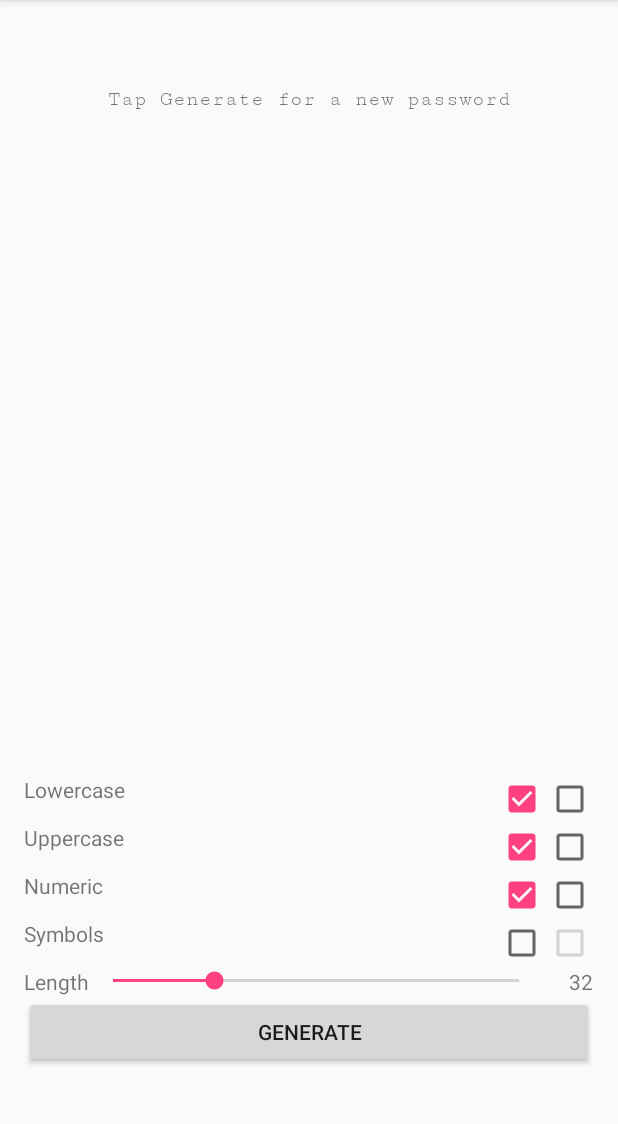
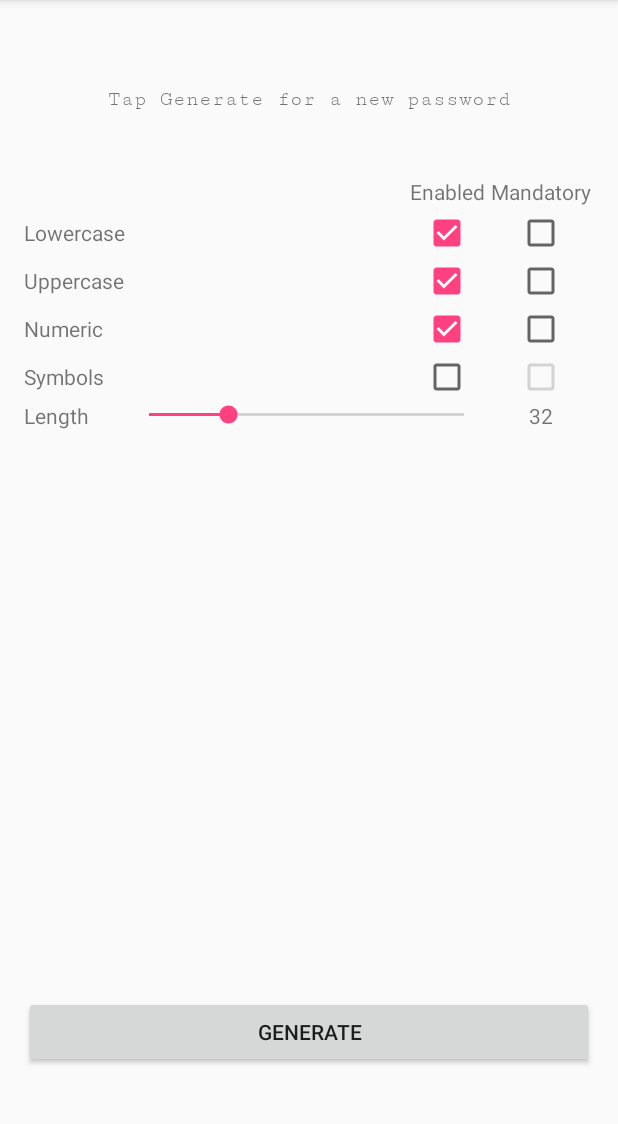
Before and after one commit to triarius/GenPass, an Android app: the screen it shows after launch (MainActivity), on a phone screen of 412 x 824 dp, the part 84-1208 px from its top. Run offline under Robolectric (Android 15) with nearby library versions, the phone set to English and light mode, and no system bars.

Commit message:
made pw options into a table, added headings

```diff
--- a/app/build.gradle
+++ b/app/build.gradle
@@ -2,7 +2,7 @@ apply plugin: 'com.android.application'
 
 android {
     compileSdkVersion 25
-    buildToolsVersion '25.0.1'
+    buildToolsVersion '25.0.2'
     defaultConfig {
         applicationId "com.example.narthana.genpass"
         minSdkVersion 19
--- a/app/src/main/res/layout/fragment_passphrase.xml
+++ b/app/src/main/res/layout/fragment_passphrase.xml
@@ -20,7 +20,7 @@
         android:layout_height="wrap_content"
         android:layout_above="@+id/password_spacer"/>
 
-    <View
+    <Space
         android:id="@id/password_spacer"
         android:layout_width="match_parent"
         android:layout_height="40dp"
--- a/app/src/main/res/layout/fragment_password.xml
+++ b/app/src/main/res/layout/fragment_password.xml
@@ -13,44 +13,128 @@
         android:fontFamily="serif-monospace"
         android:layout_alignParentTop="true"/>
 
-    <include
-        layout="@layout/password_charset"
-        android:layout_height="wrap_content"
+    <TableLayout
         android:layout_width="match_parent"
-        android:layout_above="@+id/password_length_slider_group"
-        android:layout_alignParentStart="true"/>
+        android:layout_height="match_parent"
+        android:stretchColumns="1"
+        android:layout_below="@id/password_textview">
 
-    <LinearLayout
-        android:id="@id/password_length_slider_group"
-        android:orientation="horizontal"
-        android:layout_width="match_parent"
-        android:layout_height="wrap_content"
-        android:layout_above="@+id/button_generate_password">
+        <TableRow>
+
+            <Space android:layout_span="2"/>
+
+            <TextView
+                android:text="@string/password_enabled"
+                android:layout_gravity="center_horizontal"
+                android:padding="2dp"/>
+
+            <TextView
+                android:text="@string/password_mandatory"
+                android:layout_gravity="center_horizontal"
+                android:padding="2dp"/>
+
+        </TableRow>
+
+        <TableRow>
+
+            <TextView
+                android:id="@+id/password_lower_label"
+                android:text="@string/password_lower"
+                android:layout_gravity="center_vertical"/>
+
+            <Space/>
+
+            <CheckBox
+                android:id="@+id/password_lower_enabled"
+                android:layout_gravity="center"/>
+
+            <CheckBox
+                android:id="@+id/password_lower_mandatory"
+                android:layout_gravity="center"/>
+
+        </TableRow>
+
+        <TableRow>
+
+            <TextView
+                android:id="@+id/password_upper_label"
+                android:text="@string/password_upper"
+                android:layout_gravity="center_vertical"/>
+
+            <Space/>
+
+            <CheckBox
+                android:id="@+id/password_upper_enabled"
+                android:layout_gravity="center"/>
+
+            <CheckBox
+                android:id="@+id/password_upper_mandatory"
+                android:layout_gravity="center"/>
+
+        </TableRow>
+
+        <TableRow>
+
+            <TextView
+                android:id="@+id/password_numeric_label"
+                android:text="@string/password_numeric"
+                android:layout_gravity="center_vertical"/>
+
+            <Space/>
+
+            <CheckBox
+                android:id="@+id/password_numeric_enabled"
+                android:layout_gravity="center"/>
+
+            <CheckBox
+                android:id="@+id/password_numeric_mandatory"
+                android:layout_gravity="center"/>
+
+        </TableRow>
+
+        <TableRow>
+
+            <TextView
+                android:id="@+id/password_symbols_label"
+                android:text="@string/password_symbols"
+                android:layout_gravity="center_vertical"/>
+
+            <Space/>
+
+            <CheckBox
+                android:id="@+id/password_symbols_enabled"
+                android:layout_gravity="center"/>
+
+            <CheckBox
+                android:id="@+id/password_symbols_mandatory"
+                android:layout_gravity="center"/>
+
+        </TableRow>
+
+        <TableRow>
 
             <TextView
                 android:id="@+id/password_length_label_textview"
                 android:text="@string/password_length"
-            android:layout_width="wrap_content"
-            android:layout_height="wrap_content"
                 android:gravity="start"/>
 
             <SeekBar
                 android:id="@+id/password_length_seekbar"
-            android:layout_width="0dp"
-            android:layout_height="wrap_content"
+                android:max="@integer/pref_max_password_length"
+                android:progress="@integer/pref_default_password_length"
                 android:layout_weight=".9"
-            android:max="@integer/pref_max_password_length"
-            android:progress="@integer/pref_default_password_length"/>
+                android:layout_span="2"/>
+
 
             <TextView
                 android:id="@+id/password_length_textview"
-            android:text=""
-            android:layout_width="0dp"
-            android:layout_height="wrap_content"
                 android:layout_weight=".1"
-            android:gravity="end"/>
+                android:layout_gravity="center"
+                android:gravity="center"/>
 
-    </LinearLayout>
+        </TableRow>
+
+    </TableLayout>
 
     <Button
         android:id="@+id/button_generate_password"
@@ -59,7 +143,7 @@
         android:layout_height="wrap_content"
         android:layout_above="@+id/password_spacer"/>
 
-    <View
+    <Space
         android:id="@id/password_spacer"
         android:layout_width="match_parent"
         android:layout_height="40dp"
--- a/app/src/main/res/layout/password_charset.xml
+++ /dev/null
@@ -1,105 +0,0 @@
-<?xml version="1.0" encoding="utf-8"?>
-
-<LinearLayout
-    xmlns:android="http://schemas.android.com/apk/res/android"
-    android:layout_width="match_parent"
-    android:layout_height="match_parent"
-    android:orientation="vertical">
-
-    <RelativeLayout
-        android:layout_width="match_parent"
-        android:layout_height="wrap_content">
-
-        <TextView
-            android:text="@string/password_lower"
-            android:layout_width="wrap_content"
-            android:layout_height="wrap_content"
-            android:id="@+id/password_lower_label"/>
-
-         <CheckBox
-            android:layout_width="wrap_content"
-            android:layout_height="wrap_content"
-            android:id="@+id/password_lower_enabled"
-            android:layout_toStartOf="@+id/password_lower_mandatory"/>
-
-        <CheckBox
-            android:layout_width="wrap_content"
-            android:layout_height="wrap_content"
-            android:id="@id/password_lower_mandatory"
-            android:layout_alignParentEnd="true"/>
-
-    </RelativeLayout>
-
-    <RelativeLayout
-        android:layout_width="match_parent"
-        android:layout_height="wrap_content">
-
-        <TextView
-            android:text="@string/password_upper"
-            android:layout_width="wrap_content"
-            android:layout_height="wrap_content"
-            android:id="@+id/password_upper_label"/>
-
-         <CheckBox
-            android:layout_width="wrap_content"
-            android:layout_height="wrap_content"
-            android:id="@+id/password_upper_enabled"
-            android:layout_toStartOf="@+id/password_upper_mandatory"/>
-
-        <CheckBox
-            android:layout_width="wrap_content"
-            android:layout_height="wrap_content"
-            android:id="@id/password_upper_mandatory"
-            android:layout_alignParentEnd="true"/>
-
-    </RelativeLayout>
-
-    <RelativeLayout
-        android:layout_width="match_parent"
-        android:layout_height="wrap_content">
-
-        <TextView
-            android:text="@string/password_numeric"
-            android:layout_width="wrap_content"
-            android:layout_height="wrap_content"
-            android:id="@+id/password_numeric_label"/>
-
-         <CheckBox
-            android:layout_width="wrap_content"
-            android:layout_height="wrap_content"
-            android:id="@+id/password_numeric_enabled"
-            android:layout_toStartOf="@+id/password_numeric_mandatory"/>
-
-        <CheckBox
-            android:layout_width="wrap_content"
-            android:layout_height="wrap_content"
-            android:id="@id/password_numeric_mandatory"
-            android:layout_alignParentEnd="true"/>
-
-    </RelativeLayout>
-
-    <RelativeLayout
-        android:layout_width="match_parent"
-        android:layout_height="wrap_content">
-
-        <TextView
-            android:text="@string/password_symbols"
-            android:layout_width="wrap_content"
-            android:layout_height="wrap_content"
-            android:id="@+id/password_symbols_label"/>
-
-         <CheckBox
-            android:layout_width="wrap_content"
-            android:layout_height="wrap_content"
-            android:id="@+id/password_symbols_enabled"
-            android:layout_toStartOf="@+id/password_symbols_mandatory"/>
-
-        <CheckBox
-            android:layout_width="wrap_content"
-            android:layout_height="wrap_content"
-            android:id="@id/password_symbols_mandatory"
-            android:layout_alignParentEnd="true"/>
-
-    </RelativeLayout>
-
-</LinearLayout>
--- a/app/src/main/res/values/strings.xml
+++ b/app/src/main/res/values/strings.xml
@@ -9,6 +9,9 @@
 
     <string name="nav_password">Password</string>
     <string name="nav_passphrase">Passphrase</string>
+
+    <string name="password_enabled">Enabled</string>
+    <string name="password_mandatory">Mandatory</string>
 
     <string name="default_password_text">Tap Generate for a new password</string>
     <string name="default_passphrase_text">Tap Generate for a new passphrase</string>
```
Lines whose indentation alone changed are shown as unchanged.
